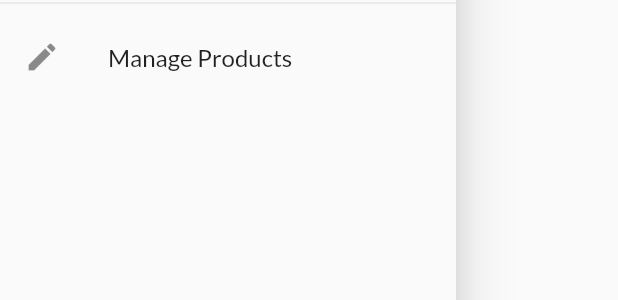
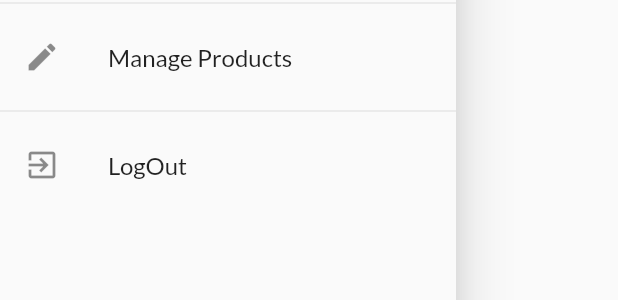
Before and after one commit to ameyd96/Flutter-Apps, a Flutter app: the AppDrawer widget shown alone on an empty page, opened directly, on a phone screen of 412 x 824 dp. Shown: the part 309-609 px from the top of the screen. Run offline on Flutter 3.47's test engine with Material 2 defaults, Android fonts, the phone set to English and light mode, and no system bars; network calls fail.

Commit message:
Logout functionality is done

```diff
--- a/shop_app/lib/widgets/app_drawer.dart
+++ b/shop_app/lib/widgets/app_drawer.dart
@@ -1,8 +1,10 @@
 import 'package:flutter/material.dart';
+import 'package:provider/provider.dart';
 
 import '../screens/user_products_screen.dart';
 
 import '../screens/orders_screen.dart';
+import '../providers/auth.dart';
 
 class AppDrawer extends StatelessWidget {
   @override
@@ -43,6 +45,17 @@ class AppDrawer extends StatelessWidget {
 
             },
           ),
+
+          Divider(),
+          ListTile(
+            leading: Icon(Icons.exit_to_app),
+            title: Text('LogOut'),
+            onTap: (){
+              Navigator.of(context).pop();
+             // Navigator.of(context).pushReplacementNamed(UserProductsScreen.routeName);
+            Provider.of<Auth>(context,listen: false).logout();
+            },
+          ),
         ],
       ),
     );
```
Also changed, not shown: shop_app/lib/providers/auth.dart (+7 -0 lines).
